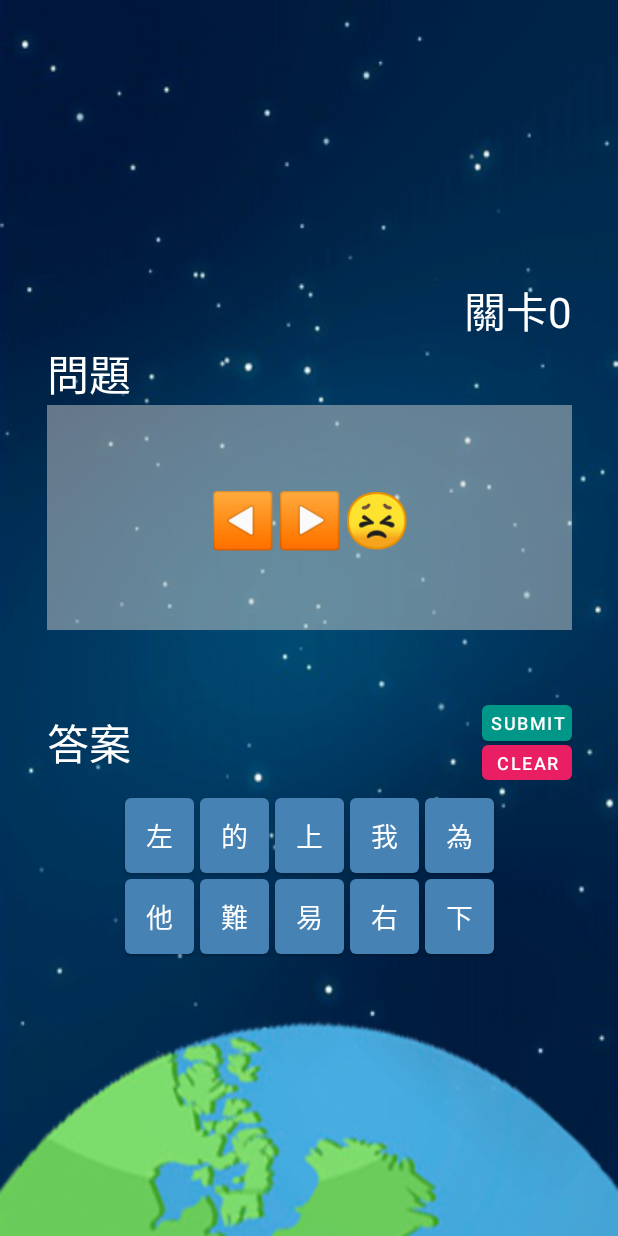
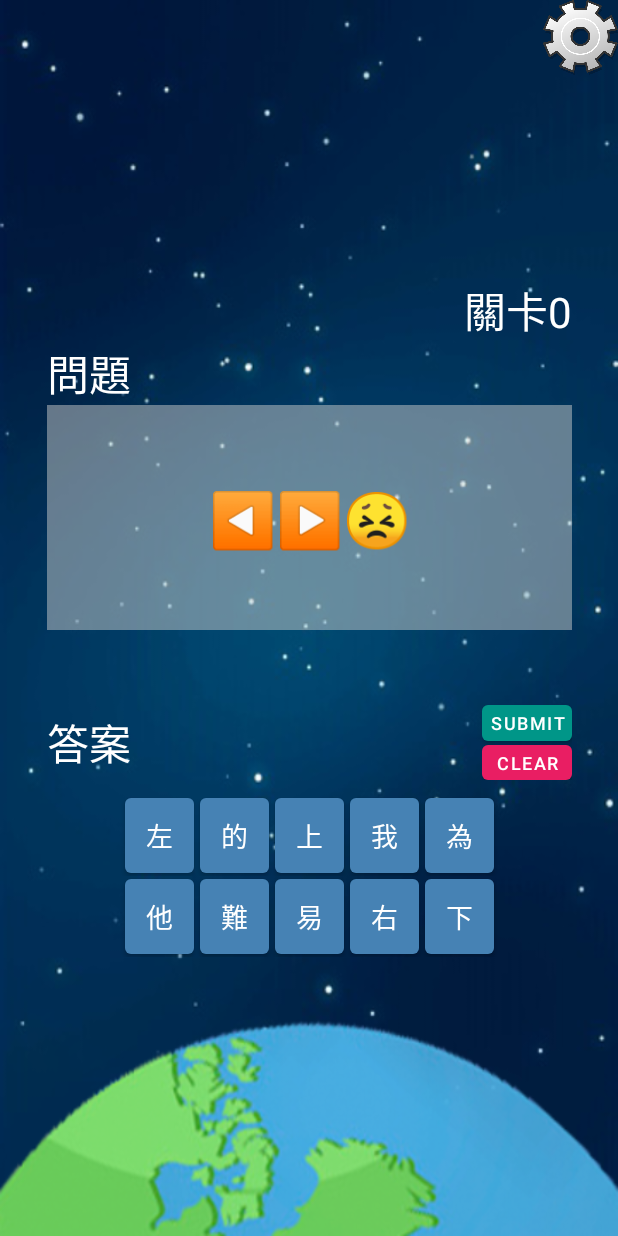
Before and after one commit to ElvisWong213/Mobile_Apps_Project, an Android app: the gameContent screen opened directly, with no data from a screen before it, on a phone screen of 412 x 824 dp. Run offline under Robolectric (Android 15) with nearby library versions, the phone set to English and light mode, and no system bars; libraries missing offline, so code that uses them is left out: maes.tech.intentanim; 1 statement that could not run was skipped.

Commit message:
updated gameContent setting

```diff
--- a/app/src/main/java/com/example/myapplication/gameContent.java
+++ b/app/src/main/java/com/example/myapplication/gameContent.java
@@ -2,11 +2,17 @@ package com.example.myapplication;
 
 import androidx.appcompat.app.AppCompatActivity;
 
+import android.content.Intent;
+import android.graphics.PorterDuff;
+import android.media.MediaPlayer;
 import android.os.Bundle;
+import android.view.MotionEvent;
 import android.view.View;
 import android.widget.Button;
 import android.widget.ImageButton;
 import android.widget.TextView;
+
+import maes.tech.intentanim.CustomIntent;
 
 public class gameContent extends AppCompatActivity implements View.OnClickListener{
     int checkpoint = 1;
@@ -14,10 +20,29 @@ public class gameContent extends AppCompatActivity implements View.OnClickListen
     TextView userinput;
     Button submit, clear,next;
     Button textBtn1,textBtn2,textBtn3,textBtn4,textBtn5,textBtn6,textBtn7,textBtn8,textBtn9,textBtn10,textBtn11,textBtn12,textBtn13,textBtn14;
+    ImageButton btn_gamecontent_setting;
+    MediaPlayer mediaPlayer;
     @Override
     protected void onCreate(Bundle savedInstanceState) {
         super.onCreate(savedInstanceState);
         setContentView(R.layout.activity_game_content);
+        mediaPlayer = MediaPlayer.create(getApplicationContext(), R.raw.effect);
+        btn_gamecontent_setting = findViewById(R.id.btn_gamecontent_setting);
+        btn_gamecontent_setting.setOnTouchListener(new View.OnTouchListener() {
+            @Override
+            public boolean onTouch(View v, MotionEvent event) {
+                if (event.getAction() == MotionEvent.ACTION_DOWN) {
+                    if (DialogSetting.effectsoundcontrol(getApplicationContext())) {
+                        mediaPlayer.start();
+                    }
+                    btn_gamecontent_setting.setColorFilter(0x77000000, PorterDuff.Mode.SRC_ATOP);
+                } else if (event.getAction() == MotionEvent.ACTION_UP) {
+                    btn_gamecontent_setting.clearColorFilter();
+                    DialogSetting.DialogManager(gameContent.this);
+                }
+                return false;
+            }
+        });
 
         userinput = findViewById(R.id.userInput);
         textBtn1 = findViewById(R.id.textBtn1);
@@ -150,4 +175,27 @@ public class gameContent extends AppCompatActivity implements View.OnClickListen
         }
     }
 
+    ////////////////////////////////////////////////////////////
+    @Override
+    public void onBackPressed() {
+        Intent i = new Intent(gameContent.this, MainActivity.class);
+        startActivity(i);
+        CustomIntent.customType(gameContent.this, "bottom-to-up");
+        DialogSetting.counter++;
+        finish();
+    }
+
+    @Override
+    protected void onPause() {
+        super.onPause();
+        DialogSetting.checkpause();
+        DialogSetting.counter--;
+    }
+
+    @Override
+    protected void onResume() {
+        super.onResume();
+        DialogSetting.counter=0;
+        DialogSetting.bgmsoundcontrol(getApplication());
+    }
 }
--- a/app/src/main/res/layout/activity_game_content.xml
+++ b/app/src/main/res/layout/activity_game_content.xml
@@ -6,6 +6,21 @@
     android:layout_height="match_parent"
     android:background="@drawable/mainpage"
     tools:context=".gameContent">
+
+    <LinearLayout
+        android:layout_width="match_parent"
+        android:layout_height="wrap_content"
+        android:orientation="vertical">
+
+        <ImageButton
+            android:id="@+id/btn_gamecontent_setting"
+            android:layout_width="50dp"
+            android:layout_height="50dp"
+            android:layout_gravity="right"
+            android:background="?attr/selectableItemBackgroundBorderless"
+            android:scaleType="fitXY"
+            app:srcCompat="@drawable/btn_setting" />
+    </LinearLayout>
 
     <LinearLayout
         android:layout_width="350dp"
```
